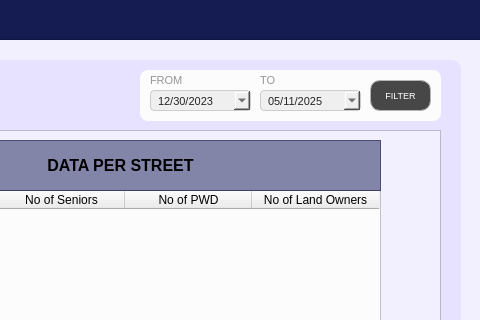
First picture: the form in Resources/UIs/MainPages/StatisticPages/geographic.ui, repository Yohhannn/Barangay-Records-Statistics-System, before the edit; both pictures show x 870 to 1350 and y 0 to 320 of the 1350 by 850 pixel window.
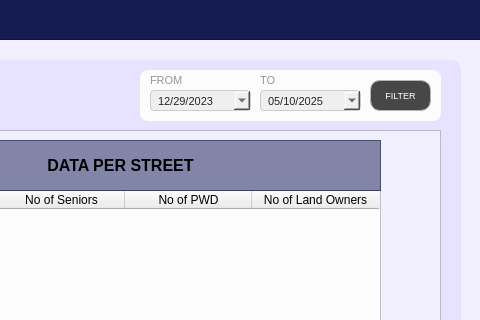
Second picture: the form after the edit. Icons and pictures are not drawn.

```diff
--- a/Resources/UIs/MainPages/StatisticPages/geographic.ui
+++ b/Resources/UIs/MainPages/StatisticPages/geographic.ui
@@ -1150,7 +1150,7 @@
        <second>0</second>
        <year>2023</year>
        <month>12</month>
-       <day>30</day>
+       <day>29</day>
       </datetime>
      </property>
      <property name="displayFormat">
@@ -1198,7 +1198,7 @@
        <second>0</second>
        <year>2025</year>
        <month>5</month>
-       <day>11</day>
+       <day>10</day>
       </datetime>
      </property>
      <property name="displayFormat">
```
Left out of the diff: 18 changed lines with no effect on the pictures.
